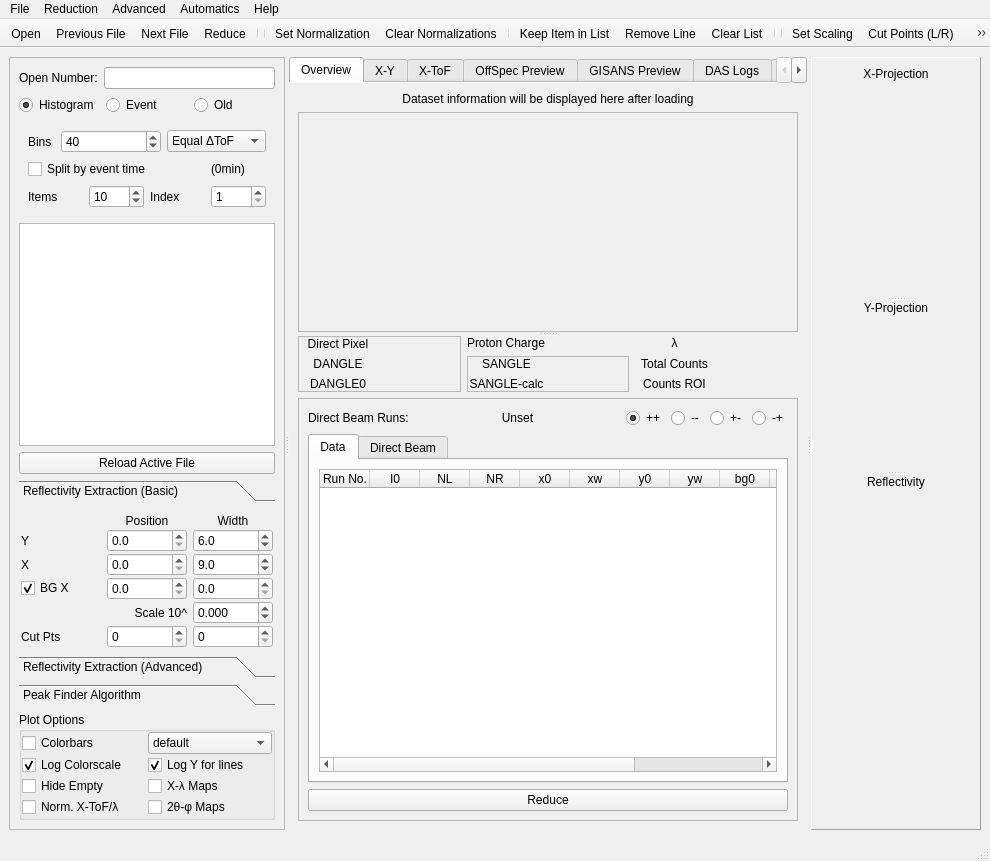
Qt form designer/main_window.ui (aglavic/quicknxs) before a commit.
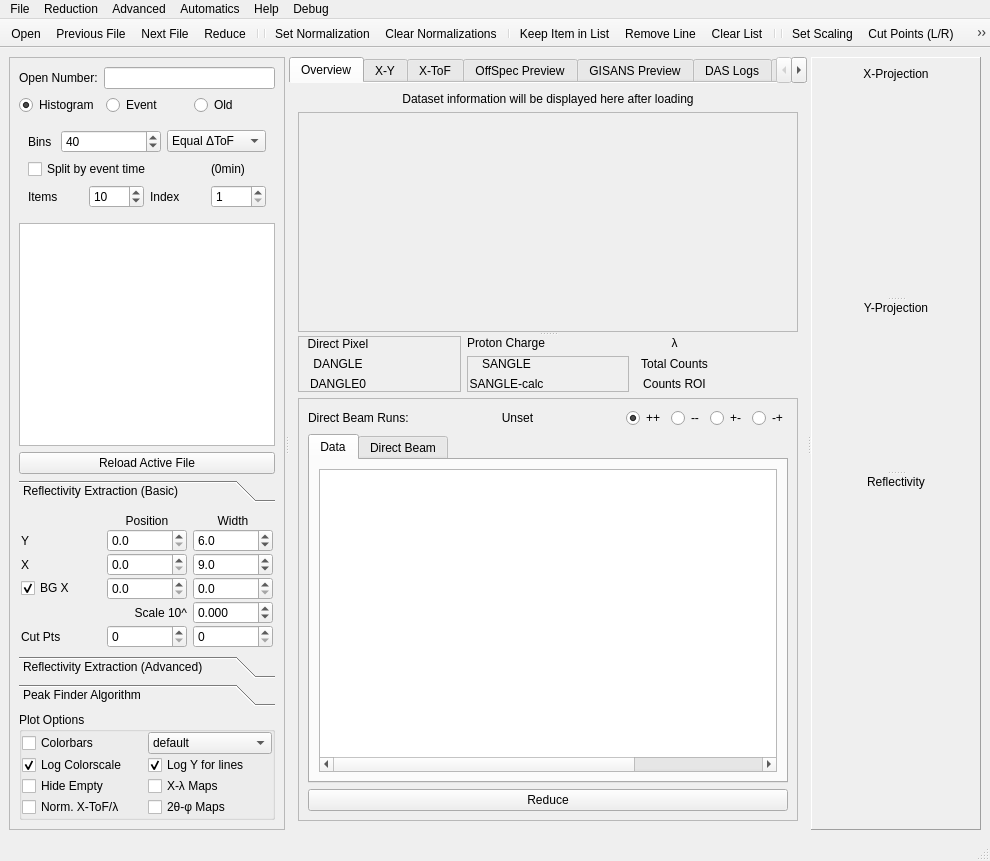
The same form after that commit. The open tabs and pages were chosen to show the change. Icons and pictures are not drawn. Custom widgets are drawn as their Qt base class.

Commit message: -Allow interactive switch to IPython console -Debug menu to activate debug logging and raise test error

What changed in the file:
```diff
--- a/designer/main_window.ui
+++ b/designer/main_window.ui
@@ -1447,7 +1447,7 @@
                        <number>0</number>
                       </property>
                       <attribute name="horizontalHeaderVisible">
-                       <bool>true</bool>
+                       <bool>false</bool>
                       </attribute>
                       <attribute name="horizontalHeaderDefaultSectionSize">
                        <number>50</number>
@@ -2448,11 +2448,21 @@
     <addaction name="separator"/>
     <addaction name="actionStrip_Overlap"/>
    </widget>
+   <widget class="QMenu" name="menuSTAFF">
+    <property name="title">
+     <string>Debug</string>
+    </property>
+    <addaction name="actionIPython_Console"/>
+    <addaction name="actionLog_Debug_Messages"/>
+    <addaction name="separator"/>
+    <addaction name="actionRaise_Error"/>
+   </widget>
    <addaction name="menuFile"/>
    <addaction name="menuReduction"/>
    <addaction name="menuAdvanced"/>
    <addaction name="menuAutomatics"/>
    <addaction name="menuHelp"/>
+   <addaction name="menuSTAFF"/>
   </widget>
   <widget class="QStatusBar" name="statusbar"/>
   <widget class="QToolBar" name="mainToolbar">
```
Left out of the diff: 68 changed lines with no effect on the pictures. The commit also changes 4 other files.
